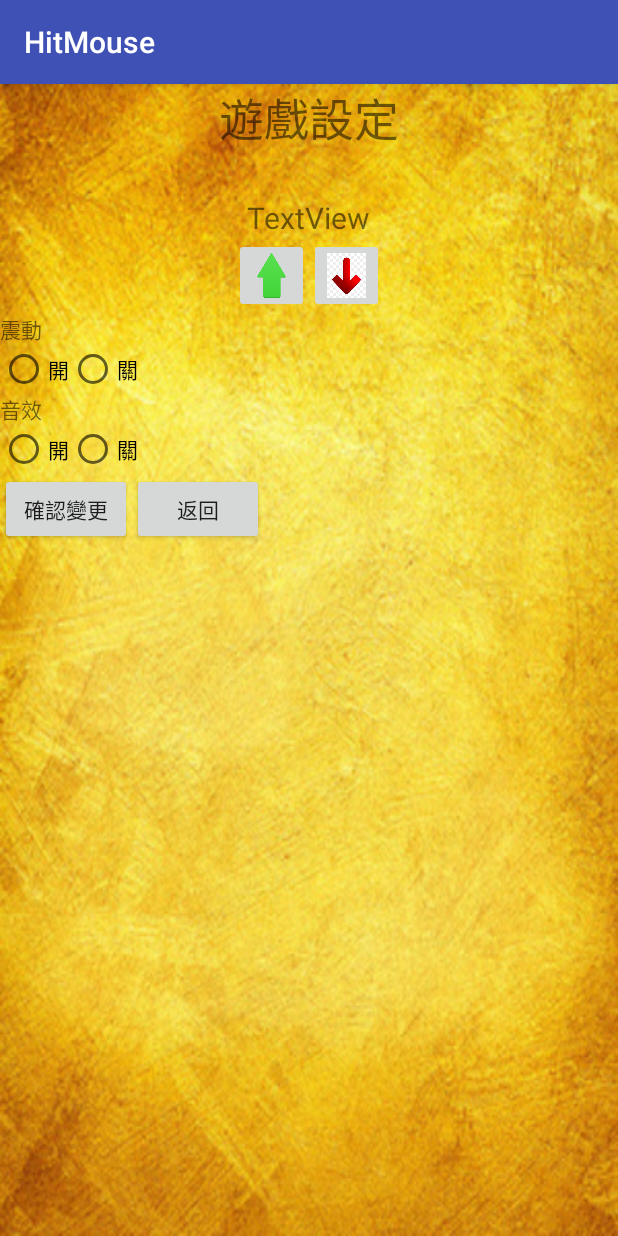
After one commit to grape31417/ImageView, an Android app: the GameSetActivity screen opened directly, with no data from a screen before it, on a phone screen of 412 x 824 dp. The commit adds this screen. Run offline under Robolectric (Android 15) with nearby library versions, the light colour scheme and no system bars.

Commit message:
打地鼠: BUG修正

```diff
--- a/HitMouse/app/src/main/AndroidManifest.xml
+++ b/HitMouse/app/src/main/AndroidManifest.xml
@@ -45,6 +45,7 @@
         <activity
             android:name=".MapsActivity"
             android:label="@string/title_activity_maps" />
+        <activity android:name=".GameSetActivity"></activity>
     </application>
 
 </manifest>
--- /dev/null
+++ b/HitMouse/app/src/main/java/com/example/bluedream/hitmouse/GameSetActivity.java
@@ -0,0 +1,17 @@
+package com.example.bluedream.hitmouse;
+
+import android.media.AudioManager;
+import android.os.Bundle;
+import android.support.v7.app.AppCompatActivity;
+
+public class GameSetActivity extends AppCompatActivity {
+
+    AudioManager audiomanage ;
+
+    @Override
+    protected void onCreate(Bundle savedInstanceState) {
+        super.onCreate(savedInstanceState);
+        setContentView(R.layout.activity_game_set);
+        audiomanage = (AudioManager)GameSetActivity.this.getSystemService(this.AUDIO_SERVICE);
+    }
+}
--- /dev/null
+++ b/HitMouse/app/src/main/res/layout/activity_game_set.xml
@@ -0,0 +1,131 @@
+<?xml version="1.0" encoding="utf-8"?>
+<LinearLayout xmlns:android="http://schemas.android.com/apk/res/android"
+    xmlns:app="http://schemas.android.com/apk/res-auto"
+    xmlns:tools="http://schemas.android.com/tools"
+    android:layout_width="match_parent"
+    android:layout_height="match_parent"
+    android:orientation="vertical"
+    tools:context="com.example.bluedream.hitmouse.GameSetActivity"
+    android:background="@drawable/setbackground">
+
+    <TextView
+        android:id="@+id/txtTitle"
+        android:layout_width="wrap_content"
+        android:layout_height="wrap_content"
+        android:layout_gravity="center_horizontal"
+        android:textSize="30sp"
+        android:text="遊戲設定" />
+
+    <TextView
+        android:id="@+id/txtMusic"
+        android:layout_width="wrap_content"
+        android:layout_height="wrap_content"
+        android:layout_gravity="center_horizontal"
+        android:layout_marginTop="30dp"
+        android:textSize="20sp"
+        android:text="TextView"
+        tools:text="音量大小" />
+
+
+    <LinearLayout
+        android:layout_width="wrap_content"
+        android:layout_height="wrap_content"
+        android:layout_gravity="center">
+    <ImageButton
+        android:id="@+id/up"
+        android:layout_width="50dp"
+        android:layout_height="50dp"
+        android:scaleType="fitXY"
+        app:srcCompat="@drawable/up" />
+
+    <ImageButton
+        android:id="@+id/down"
+        android:layout_width="50dp"
+        android:layout_height="50dp"
+        android:scaleType="fitXY"
+        app:srcCompat="@drawable/down" />
+    </LinearLayout>
+
+    <TextView
+        android:id="@+id/TxtVib"
+        android:layout_width="match_parent"
+        android:layout_height="wrap_content"
+        android:text="震動" />
+
+    <RadioGroup
+        android:id="@+id/RadioGroupVib"
+        android:layout_width="wrap_content"
+        android:layout_height="wrap_content">
+<LinearLayout
+    android:layout_width="wrap_content"
+    android:layout_height="wrap_content">
+        <RadioButton
+            android:id="@+id/vibOn"
+            android:layout_width="wrap_content"
+            android:layout_height="wrap_content"
+            android:layout_weight="1"
+            android:text="開" />
+
+        <RadioButton
+            android:id="@+id/viboff"
+            android:layout_width="wrap_content"
+            android:layout_height="wrap_content"
+            android:layout_weight="1"
+            android:text="關" />
+
+
+</LinearLayout>
+    </RadioGroup>
+
+    <TextView
+        android:id="@+id/TxtSound"
+        android:layout_width="match_parent"
+        android:layout_height="wrap_content"
+        android:text="音效" />
+
+    <RadioGroup
+        android:id="@+id/RadioGroupSound"
+        android:layout_width="wrap_content"
+        android:layout_height="wrap_content">
+        <LinearLayout
+            android:layout_width="wrap_content"
+            android:layout_height="wrap_content">
+            <RadioButton
+                android:id="@+id/SoundOn"
+                android:layout_width="wrap_content"
+                android:layout_height="wrap_content"
+                android:layout_weight="1"
+                android:text="開" />
+
+            <RadioButton
+                android:id="@+id/Soundoff"
+                android:layout_width="wrap_content"
+                android:layout_height="wrap_content"
+                android:layout_weight="1"
+                android:text="關" />
+
+
+        </LinearLayout>
+    </RadioGroup>
+    <LinearLayout
+        android:layout_width="wrap_content"
+        android:layout_height="wrap_content">
+
+    <Button
+        android:id="@+id/BtnSet"
+        android:layout_width="wrap_content"
+        android:layout_height="wrap_content"
+        android:layout_weight="1"
+        android:text="確認變更" />
+
+    <Button
+        android:id="@+id/BtnCancel"
+        android:layout_width="wrap_content"
+        android:layout_height="wrap_content"
+        android:layout_weight="1"
+        android:text="返回" />
+
+    </LinearLayout>
+
+
+</LinearLayout>
```
Also changed, not shown: HitMouse/app/src/main/java/com/example/bluedream/hitmouse/GameActivitty.java (+89 -43 lines), HitMouse/app/src/main/java/com/example/bluedream/hitmouse/MainActivity.java (+19 -0 lines), HitMouse/app/src/main/res/layout/game_activity2.xml (added, +148 -0 lines), HitMouse/app/src/main/res/drawable/down.jpg (added), HitMouse/app/src/main/res/drawable/setbackground.jpg (added), HitMouse/app/src/main/res/drawable/up.png (added).
